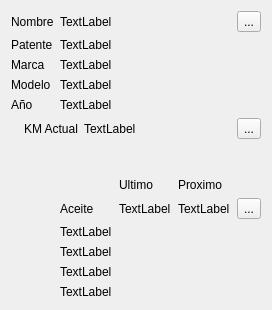
This is mksCarCheckList/wdgtvehicle.ui in diegowald/mksCarCheckList as Qt 5 draws it before an edit. The edited form follows.
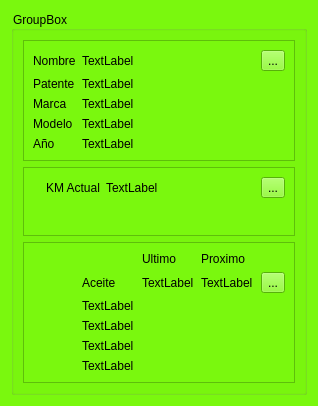
This is the edited form. Icons and pictures are not drawn.

What changed in the file:
```diff
--- a/mksCarCheckList/wdgtvehicle.ui
+++ b/mksCarCheckList/wdgtvehicle.ui
@@ -6,21 +6,36 @@
    <rect>
     <x>0</x>
     <y>0</y>
-    <width>272</width>
-    <height>310</height>
+    <width>318</width>
+    <height>406</height>
    </rect>
   </property>
   <property name="windowTitle">
    <string>Form</string>
   </property>
   <property name="autoFillBackground">
-   <bool>true</bool>
+   <bool>false</bool>
   </property>
   <property name="styleSheet">
-   <string notr="true"/>
+   <string notr="true">background-color: rgb(122, 248, 14);</string>
+  </property>
+  <layout class="QHBoxLayout" name="horizontalLayout_7">
+   <item>
+    <widget class="QGroupBox" name="groupBox">
+     <property name="title">
+      <string>GroupBox</string>
   </property>
   <layout class="QVBoxLayout" name="verticalLayout">
    <item>
+       <widget class="QFrame" name="frame">
+        <property name="frameShape">
+         <enum>QFrame::StyledPanel</enum>
+        </property>
+        <property name="frameShadow">
+         <enum>QFrame::Raised</enum>
+        </property>
+        <layout class="QHBoxLayout" name="horizontalLayout_4">
+         <item>
     <layout class="QFormLayout" name="formLayout">
      <item row="0" column="0">
       <widget class="QLabel" name="label">
@@ -105,6 +120,18 @@
      </item>
     </layout>
    </item>
+        </layout>
+       </widget>
+      </item>
+      <item>
+       <widget class="QFrame" name="frame_2">
+        <property name="frameShape">
+         <enum>QFrame::StyledPanel</enum>
+        </property>
+        <property name="frameShadow">
+         <enum>QFrame::Raised</enum>
+        </property>
+        <layout class="QHBoxLayout" name="horizontalLayout_5">
    <item>
     <layout class="QFormLayout" name="formLayout_2">
      <item row="0" column="0">
@@ -157,6 +184,18 @@
      </item>
     </layout>
    </item>
+        </layout>
+       </widget>
+      </item>
+      <item>
+       <widget class="QFrame" name="frame_3">
+        <property name="frameShape">
+         <enum>QFrame::StyledPanel</enum>
+        </property>
+        <property name="frameShadow">
+         <enum>QFrame::Raised</enum>
+        </property>
+        <layout class="QHBoxLayout" name="horizontalLayout_6">
    <item>
     <layout class="QGridLayout" name="gridLayout">
      <item row="1" column="1">
@@ -246,6 +285,12 @@
       </widget>
      </item>
     </layout>
+         </item>
+        </layout>
+       </widget>
+      </item>
+     </layout>
+    </widget>
    </item>
   </layout>
  </widget>
```
Left out of the diff: 6 changed lines with no effect on the pictures. Lines whose indentation alone changed are shown as unchanged.
